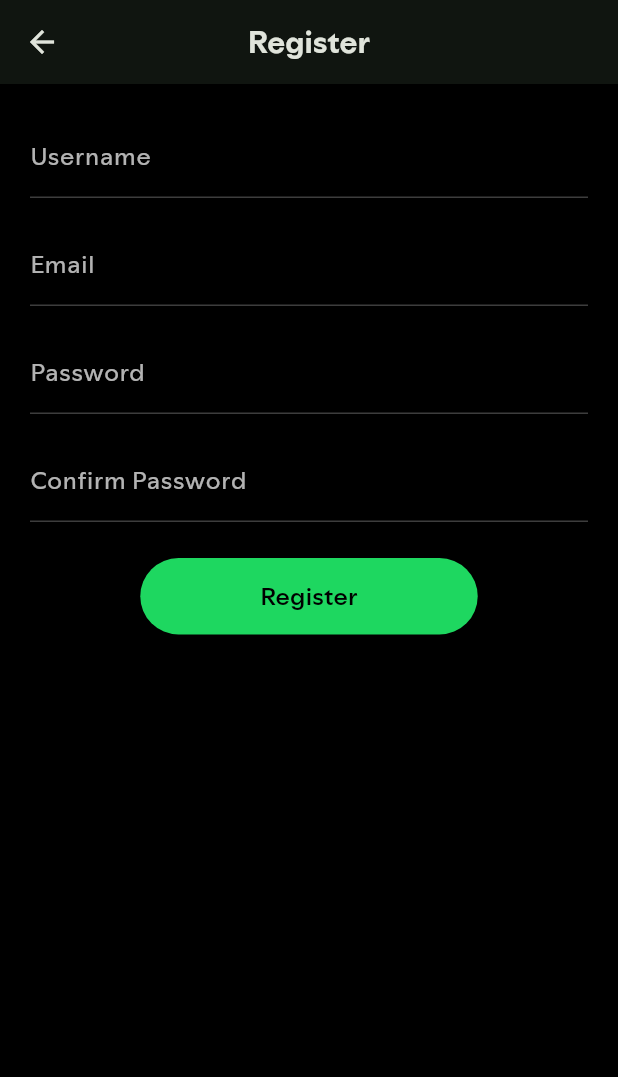
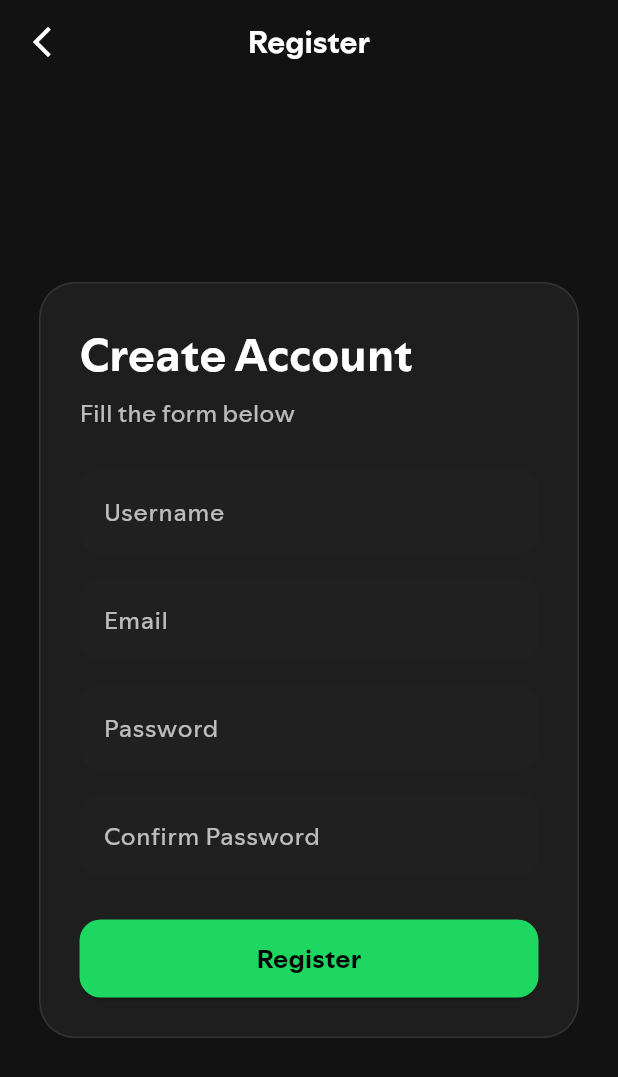
Before and after one commit to von-ai/netlify-app, a Flutter app: the RegisterPage screen opened directly, on a phone screen of 412 x 824 dp. Shown: the top 1077 px of the screen. Run offline on Flutter 3.47's test engine with Material 3 defaults, Android fonts, the phone set to English and light mode, and no system bars; our stand-ins replace cloud_firestore, firebase_auth, firebase_core, google_nav_bar, line_icons; accounts and stored records are empty.

Commit message:
refactor: enhance RegisterPage and SignInPage UI; improve form handling and styling

```diff
--- a/lib/pages/register_page.dart
+++ b/lib/pages/register_page.dart
@@ -15,96 +15,163 @@ class RegisterPage extends StatelessWidget {
 
   @override
   Widget build(BuildContext context) {
-    final registerProvider = Provider.of<RegisterProvider>(context);
+    final provider = context.watch<RegisterProvider>();
 
     return Scaffold(
-      backgroundColor: Colors.black,
-      appBar: AppBar(title: const Text('Register'), centerTitle: true),
-      body: Padding(
-        padding: const EdgeInsets.all(20),
-        child: Form(
+      backgroundColor: AppColors.background,
+      appBar: AppBar(
+        backgroundColor: Colors.transparent,
+        elevation: 0,
+        leading: IconButton(
+          icon: const Icon(Icons.arrow_back_ios_new, color: Colors.white),
+          onPressed: () => Navigator.pop(context),
+        ),
+        title: const Text("Register", style: TextStyle(color: Colors.white)),
+        centerTitle: true,
+      ),
+      body: Center(
+        child: SingleChildScrollView(
+          padding: const EdgeInsets.symmetric(horizontal: 26),
+          child: _glassCard(
+            Form(
               key: _formKey,
-          child: SingleChildScrollView(
               child: Column(
+                crossAxisAlignment: CrossAxisAlignment.start,
                 children: [
-                TextFormField(
-                  controller: _usernameController,
-                  style: const TextStyle(color: Colors.white),
-                  decoration: const InputDecoration(
-                    labelText: 'Username',
-                    labelStyle: TextStyle(color: Colors.white70),
-                    enabledBorder: UnderlineInputBorder(
-                      borderSide: BorderSide(color: Colors.white24),
+                  const Text(
+                    "Create Account",
+                    style: TextStyle(
+                      fontSize: 30,
+                      fontWeight: FontWeight.w700,
+                      color: Colors.white,
                     ),
                   ),
-                  validator: (value) =>
-                      value!.isEmpty ? 'Username tidak boleh kosong' : null,
+                  const SizedBox(height: 6),
+                  Text(
+                    "Fill the form below",
+                    style: TextStyle(color: Colors.white70, fontSize: 16),
                   ),
+                  const SizedBox(height: 26),
 
+                  // Username
+                  _field(
+                    controller: _usernameController,
+                    label: "Username",
+                    validator: (v) =>
+                        v!.isEmpty ? "Username tidak boleh kosong" : null,
+                  ),
                   const SizedBox(height: 16),
 
-                TextFormField(
+                  // Email
+                  _field(
                     controller: _emailController,
-                  style: const TextStyle(color: Colors.white),
-                  decoration: const InputDecoration(
-                    labelText: 'Email',
-                    labelStyle: TextStyle(color: Colors.white70),
-                    enabledBorder: UnderlineInputBorder(
-                      borderSide: BorderSide(color: Colors.white24),
+                    label: "Email",
+                    validator: (v) =>
+                        v!.isEmpty ? "Email tidak boleh kosong" : null,
                   ),
-                  ),
-                  validator: (value) =>
-                      value!.isEmpty ? 'Email tidak boleh kosong' : null,
-                ),
-
                   const SizedBox(height: 16),
 
-                TextFormField(
+                  // Password
+                  _field(
                     controller: _passwordController,
-                  obscureText: true,
-                  style: const TextStyle(color: Colors.white),
-                  decoration: const InputDecoration(
-                    labelText: 'Password',
-                    labelStyle: TextStyle(color: Colors.white70),
-                    enabledBorder: UnderlineInputBorder(
-                      borderSide: BorderSide(color: Colors.white24),
+                    label: "Password",
+                    obscure: true,
+                    validator: (v) =>
+                        v!.length < 6 ? "Minimal 6 karakter" : null,
                   ),
-                  ),
-                  validator: (value) =>
-                      value!.length < 6 ? 'Minimal 6 karakter' : null,
-                ),
-
                   const SizedBox(height: 16),
 
-                TextFormField(
+                  // Confirm Password
+                  _field(
                     controller: _confirmPasswordController,
-                  obscureText: true,
-                  style: const TextStyle(color: Colors.white),
-                  decoration: const InputDecoration(
-                    labelText: 'Confirm Password',
-                    labelStyle: TextStyle(color: Colors.white70),
-                    enabledBorder: UnderlineInputBorder(
-                      borderSide: BorderSide(color: Colors.white24),
-                    ),
-                  ),
-                  validator: (value) {
-                    if (value!.isEmpty) return 'Konfirmasi password wajib';
-                    if (value != _passwordController.text) {
-                      return 'Password tidak sama';
+                    label: "Confirm Password",
+                    obscure: true,
+                    validator: (v) {
+                      if (v!.isEmpty) return "Konfirmasi password wajib";
+                      if (v != _passwordController.text) {
+                        return "Password tidak sama";
                       }
                       return null;
                     },
                   ),
 
-                const SizedBox(height: 24),
+                  const SizedBox(height: 28),
 
-                registerProvider.isLoading
-                    ? const CircularProgressIndicator()
-                    : ElevatedButton(
-                        onPressed: () async {
+                  provider.isLoading
+                      ? const Center(child: CircularProgressIndicator())
+                      : SizedBox(
+                          width: double.infinity,
+                          height: 52,
+                          child: ElevatedButton(
+                            onPressed: () => _register(provider, context),
+                            style: ElevatedButton.styleFrom(
+                              backgroundColor: AppColors.primary,
+                              shape: RoundedRectangleBorder(
+                                borderRadius: BorderRadius.circular(14),
+                              ),
+                            ),
+                            child: const Text(
+                              "Register",
+                              style: TextStyle(
+                                fontSize: 17,
+                                fontWeight: FontWeight.bold,
+                                color: Colors.black,
+                              ),
+                            ),
+                          ),
+                        ),
+                ],
+              ),
+            ),
+          ),
+        ),
+      ),
+    );
+  }
+
+  Widget _field({
+    required TextEditingController controller,
+    required String label,
+    String? Function(String?)? validator,
+    bool obscure = false,
+  }) {
+    return TextFormField(
+      controller: controller,
+      validator: validator,
+      obscureText: obscure,
+      style: const TextStyle(color: Colors.white),
+      decoration: InputDecoration(
+        labelText: label,
+        labelStyle: const TextStyle(color: Colors.white70),
+        filled: true,
+        fillColor: const Color(0xFF202020),
+        border: OutlineInputBorder(
+          borderRadius: BorderRadius.circular(14),
+          borderSide: BorderSide.none,
+        ),
+      ),
+    );
+  }
+
+  Widget _glassCard(Widget child) {
+    return Container(
+      padding: const EdgeInsets.all(26),
+      decoration: BoxDecoration(
+        color: Colors.white.withOpacity(0.05),
+        borderRadius: BorderRadius.circular(24),
+        border: Border.all(color: Colors.white.withOpacity(0.1)),
+      ),
+      child: child,
+    );
+  }
+
+  Future<void> _register(
+    RegisterProvider provider,
+    BuildContext context,
+  ) async {
     if (!_formKey.currentState!.validate()) return;
 
-                          final message = await registerProvider.register(
+    final message = await provider.register(
       _usernameController.text,
       _emailController.text,
       _passwordController.text,
@@ -113,35 +180,14 @@ class RegisterPage extends StatelessWidget {
     if (!context.mounted) return;
 
     if (message == null) {
-                            ScaffoldMessenger.of(context).showSnackBar(
-                              const SnackBar(
-                                content: Text('Registrasi berhasil!'),
-                              ),
-                            );
+      ScaffoldMessenger.of(
+        context,
+      ).showSnackBar(const SnackBar(content: Text("Registrasi berhasil!")));
       Navigator.pop(context);
     } else {
       ScaffoldMessenger.of(
         context,
       ).showSnackBar(SnackBar(content: Text(message)));
     }
-                        },
-                        style: ElevatedButton.styleFrom(
-                          backgroundColor: AppColors.primary,
-                          padding: const EdgeInsets.symmetric(
-                            horizontal: 80,
-                            vertical: 14,
-                          ),
-                        ),
-                        child: const Text(
-                          'Register',
-                          style: TextStyle(fontSize: 16, color: Colors.black),
-                        ),
-                      ),
-              ],
-            ),
-          ),
-        ),
-      ),
-    );
   }
 }
```
Also changed, not shown: lib/pages/signin_page.dart (+57 -32 lines), lib/widgets/text_field.dart (+5 -2 lines). Lines whose indentation alone changed are shown as unchanged.
